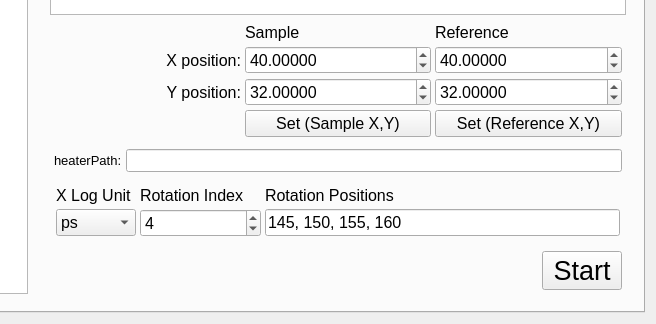
First picture: the form in scansV4p0.ui, repository warshauer/Pulsesearch, before the edit; both pictures show x 579 to 1235 and y 524 to 848 of the 1235 by 848 pixel window.
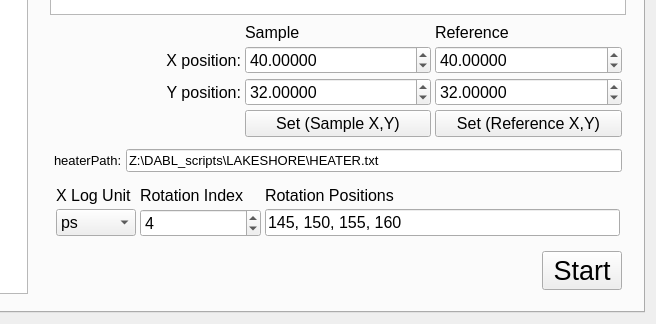
Second picture: the form after the edit.

Patch:
```diff
--- a/scansV4p0.ui
+++ b/scansV4p0.ui
@@ -1583,6 +1583,9 @@
                  <pointsize>10</pointsize>
                 </font>
                </property>
+               <property name="text">
+                <string>Z:\DABL_scripts\LAKESHORE\HEATER.txt</string>
+               </property>
               </widget>
              </item>
             </layout>
```
Left out of the diff: 2 changed lines with no effect on the pictures.
